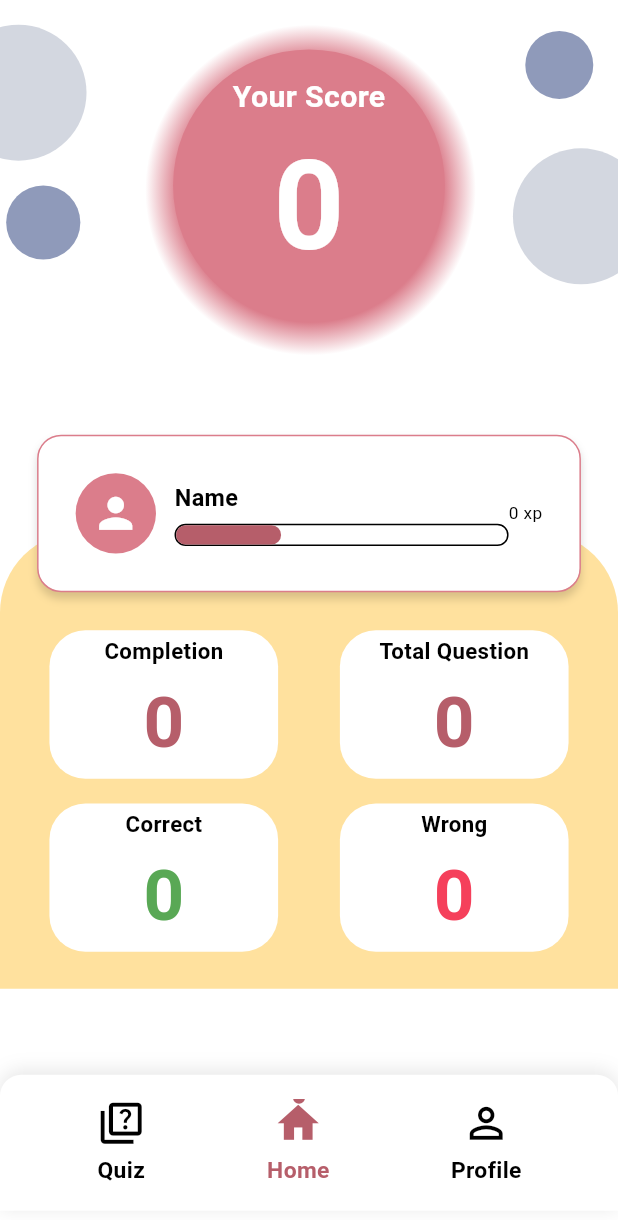
After one commit to rielyta/quibble, a Flutter app: the HomeScreen screen opened directly, on a phone screen of 412 x 824 dp. The commit adds this screen. Shown: the top 1220 px of the screen. Run offline on Flutter 3.47's test engine with Material 3 defaults, Android fonts, the phone set to English and light mode, and no system bars; Roboto replaces fonts that are missing (SF Pro).

Commit message:
home screen

```diff
--- a/lib/screen/enter_screen.dart
+++ b/lib/screen/enter_screen.dart
@@ -1,4 +1,5 @@
 import 'package:flutter/material.dart';
+import 'home_screen.dart';
 
 // Custom clipper for wave shape
 class WaveClipper extends CustomClipper<Path> {
@@ -249,11 +250,9 @@ class _EnterScreenState extends State<EnterScreen> {
                         onPressed: () {
                           if (_nameController.text.trim().isNotEmpty) {
                             // Navigate to quiz screen
-                            ScaffoldMessenger.of(context).showSnackBar(
-                              SnackBar(
-                                content: Text('Welcome, ${_nameController.text}!'),
-                                backgroundColor: const Color(0xFFEE7C9E),
-                              ),
+                            Navigator.pushReplacement(
+                              context,
+                              MaterialPageRoute(builder: (context) => const HomeScreen()),
                             );
                           } else {
                             ScaffoldMessenger.of(context).showSnackBar(
--- /dev/null
+++ b/lib/screen/home_screen.dart
@@ -0,0 +1,399 @@
+import 'package:flutter/material.dart';
+import '../widgets/navigation_bar.dart';
+
+class HomeScreen extends StatefulWidget {
+  const HomeScreen({super.key});
+
+  @override
+  State<HomeScreen> createState() => _HomeScreenState();
+}
+
+class _HomeScreenState extends State<HomeScreen> {
+  int _currentIndex = 1;
+  String userName = 'Name';
+
+  void _onNavTap(int index) {
+    setState(() {
+      _currentIndex = index;
+    });
+
+    switch (index) {
+      case 0:
+        debugPrint('Navigate to Quiz');
+        break;
+      case 1:
+        break;
+      case 2:
+        debugPrint('Navigate to Profile');
+        break;
+    }
+  }
+
+  @override
+  Widget build(BuildContext context) {
+    final screenWidth = MediaQuery.of(context).size.width;
+    final screenHeight = MediaQuery.of(context).size.height;
+
+    return Scaffold(
+      backgroundColor: Colors.white,
+      body: SafeArea(
+        child: Stack(
+          children: [
+            // Main Content
+            SingleChildScrollView(
+              child: Column(
+                children: [
+                  // Decorative circles background
+                  SizedBox(
+                    width: screenWidth,
+                    height: screenHeight * 0.35,
+                    child: Stack(
+                      children: [
+                        // Top left circle
+                        Positioned(
+                          left: -screenWidth * 0.08,
+                          top: screenHeight * 0.02,
+                          child: Container(
+                            width: screenWidth * 0.22,
+                            height: screenWidth * 0.22,
+                            decoration: const BoxDecoration(
+                              color: Color(0xFFD3D7E0),
+                              shape: BoxShape.circle,
+                            ),
+                          ),
+                        ),
+                        // Left middle circle
+                        Positioned(
+                          left: screenWidth * 0.01,
+                          top: screenHeight * 0.15,
+                          child: Container(
+                            width: screenWidth * 0.12,
+                            height: screenWidth * 0.12,
+                            decoration: const BoxDecoration(
+                              color: Color(0xFF8F9ABA),
+                              shape: BoxShape.circle,
+                            ),
+                          ),
+                        ),
+                        // Top right circle
+                        Positioned(
+                          right: screenWidth * 0.04,
+                          top: screenHeight * 0.025,
+                          child: Container(
+                            width: screenWidth * 0.11,
+                            height: screenWidth * 0.11,
+                            decoration: const BoxDecoration(
+                              color: Color(0xFF8F9ABA),
+                              shape: BoxShape.circle,
+                            ),
+                          ),
+                        ),
+                        // Right middle circle
+                        Positioned(
+                          right: -screenWidth * 0.05,
+                          top: screenHeight * 0.12,
+                          child: Container(
+                            width: screenWidth * 0.22,
+                            height: screenWidth * 0.22,
+                            decoration: const BoxDecoration(
+                              color: Color(0xFFD3D7E0),
+                              shape: BoxShape.circle,
+                            ),
+                          ),
+                        ),
+
+                        // Gradient background circle
+                        Positioned(
+                          left: screenWidth * 0.235,
+                          top: screenHeight * 0.02,
+                          child: Container(
+                            width: screenWidth * 0.535,
+                            height: screenWidth * 0.535,
+                            decoration: BoxDecoration(
+                              gradient: const RadialGradient(
+                                colors: [
+                                  Color(0xFFDB7D8B),
+                                  Color(0xFFFFFFFF),
+                                ],
+                                stops: [0.8, 1.0],
+                                center: Alignment.center,
+                                radius: 0.5,
+                              ),
+                              shape: BoxShape.circle,
+                            ),
+                          ),
+                        ),
+
+                        // Main score circle
+                        Positioned(
+                          left: screenWidth * 0.28,
+                          top: screenHeight * 0.04,
+                          child: Container(
+                            width: screenWidth * 0.44,
+                            height: screenWidth * 0.44,
+                            decoration: const BoxDecoration(
+                              color: Color(0xFFDB7D8B),
+                              shape: BoxShape.circle,
+                            ),
+                            child: Column(
+                              mainAxisAlignment: MainAxisAlignment.center,
+                              children: [
+                                Text(
+                                  'Your Score',
+                                  style: TextStyle(
+                                    color: Colors.white,
+                                    fontSize: screenWidth * 0.049,
+                                    fontFamily: 'SF Pro',
+                                    fontWeight: FontWeight.w700,
+                                  ),
+                                ),
+                                Text(
+                                  '0',
+                                  style: TextStyle(
+                                    color: Colors.white,
+                                    fontSize: screenWidth * 0.2,
+                                    fontFamily: 'SF Pro',
+                                    fontWeight: FontWeight.w700,
+                                  ),
+                                ),
+                              ],
+                            ),
+                          ),
+                        ),
+                      ],
+                    ),
+                  ),
+
+                  Stack(
+                    clipBehavior: Clip.none,
+                    children: [
+                      // Yellow stats container
+                      Positioned(
+                        top: screenHeight * 0.08,
+                        left: 0,
+                        right: 0,
+                        child: Container(
+                          width: screenWidth,
+                          padding: EdgeInsets.only(
+                            left: screenWidth * 0.08,
+                            right: screenWidth * 0.08,
+                            top: screenHeight * 0.08,
+                            bottom: screenHeight * 0.03,
+                          ),
+                          decoration: const BoxDecoration(
+                            color: Color(0xFFFFE19E),
+                            borderRadius: BorderRadius.vertical(
+                              top: Radius.circular(54),
+                            ),
+                          ),
+                          child: Column(
+                            children: [
+                              // First Row - Completion & Total Questions
+                              Row(
+                                mainAxisAlignment: MainAxisAlignment.spaceBetween,
+                                children: [
+                                  _buildStatCard(
+                                    label: 'Completion',
+                                    value: '0',
+                                    valueColor: const Color(0xFFB65E6A),
+                                    screenWidth: screenWidth,
+                                    screenHeight: screenHeight,
+                                  ),
+                                  _buildStatCard(
+                                    label: 'Total Question',
+                                    value: '0',
+                                    valueColor: const Color(0xFFB65E6A),
+                                    screenWidth: screenWidth,
+                                    screenHeight: screenHeight,
+                                  ),
+                                ],
+                              ),
+
+                              SizedBox(height: screenHeight * 0.02),
+
+                              // Second Row - Correct & Wrong
+                              Row(
+                                mainAxisAlignment: MainAxisAlignment.spaceBetween,
+                                children: [
+                                  _buildStatCard(
+                                    label: 'Correct',
+                                    value: '0',
+                                    valueColor: const Color(0xFF59A855),
+                                    screenWidth: screenWidth,
+                                    screenHeight: screenHeight,
+                                  ),
+                                  _buildStatCard(
+                                    label: 'Wrong',
+                                    value: '0',
+                                    valueColor: const Color(0xFFF5405B),
+                                    screenWidth: screenWidth,
+                                    screenHeight: screenHeight,
+                                  ),
+                                ],
+                              ),
+                            ],
+                          ),
+                        ),
+                      ),
+
+                      // Profile Card
+                      Padding(
+                        padding: EdgeInsets.symmetric(
+                          horizontal: screenWidth * 0.06,
+                          vertical: screenHeight * 0.0017,
+                        ),
+                        child: Container(
+                          width: double.infinity,
+                          padding: EdgeInsets.all(screenWidth * 0.06),
+                          decoration: BoxDecoration(
+                            color: Colors.white,
+                            border: Border.all(
+                              color: const Color(0xFFDB7D8B),
+                              width: 1,
+                            ),
+                            borderRadius: BorderRadius.circular(16),
+                            boxShadow: [
+                              BoxShadow(
+                                color: Colors.black.withValues(alpha: 0.15),
+                                blurRadius: 4,
+                                offset: const Offset(0, 4),
+                              ),
+                            ],
+                          ),
+                          child: Row(
+                            children: [
+                              // Avatar placeholder
+                              Container(
+                                width: screenWidth * 0.13,
+                                height: screenWidth * 0.13,
+                                decoration: BoxDecoration(
+                                  color: const Color(0xFFDB7D8B),
+                                  shape: BoxShape.circle,
+                                ),
+                                child: Icon(
+                                  Icons.person,
+                                  color: Colors.white,
+                                  size: screenWidth * 0.08,
+                                ),
+                              ),
+                              SizedBox(width: screenWidth * 0.03),
+                              // Name and progress
+                              Expanded(
+                                child: Column(
+                                  crossAxisAlignment: CrossAxisAlignment.start,
+                                  children: [
+                                    Text(
+                                      userName,
+                                      style: TextStyle(
+                                        color: Colors.black,
+                                        fontSize: screenWidth * 0.038,
+                                        fontFamily: 'SF Pro',
+                                        fontWeight: FontWeight.w700,
+                                      ),
+                                    ),
+                                    SizedBox(height: screenHeight * 0.008),
+                                    // Progress bar
+                                    Container(
+                                      height: screenHeight * 0.018,
+                                      decoration: BoxDecoration(
+                                        color: Colors.white,
+                                        border: Border.all(color: Colors.black, width: 1),
+                                        borderRadius: BorderRadius.circular(11),
+                                      ),
+                                      child: Row(
+                                        children: [
+                                          Container(
+                                            width: screenWidth * 0.17,
+                                            decoration: BoxDecoration(
+                                              color: const Color(0xFFB65E6A),
+                                              borderRadius: BorderRadius.circular(11),
+                                            ),
+                                          ),
+                                        ],
+                                      ),
+                                    ),
+                                  ],
+                                ),
+                              ),
+                              // XP Text
+                              Text(
+                                '0 xp',
+                                style: TextStyle(
+                                  color: Colors.black,
+                                  fontSize: screenWidth * 0.028,
+                                  fontFamily: 'SF Pro',
+                                  fontWeight: FontWeight.w400,
+                                ),
+                              ),
+                            ],
+                          ),
+                        ),
+                      ),
+                    ],
+                  ),
+
+
+            // Bottom padding untuk navigation bar
+            SizedBox(height: screenHeight * 0.5),
+          ],
+        ),
+      ),
+
+      // Bottom Navigation Bar
+      Positioned(
+        left: 0,
+        right: 0,
+        bottom: 1,
+        child: CustomNavigationBar(
+          currentIndex: _currentIndex,
+          onTap: _onNavTap,
+        ),
+      ),
+      ],
+    ),
+    ),
+    );
+  }
+
+  }
+
+  Widget _buildStatCard({
+    required String label,
+    required String value,
+    required Color valueColor,
+    required double screenWidth,
+    required double screenHeight,
+  }) {
+    return Container(
+      width: screenWidth * 0.37,
+      height: screenHeight * 0.12,
+      decoration: BoxDecoration(
+        color: Colors.white,
+        borderRadius: BorderRadius.circular(24),
+      ),
+      child: Column(
+        mainAxisAlignment: MainAxisAlignment.center,
+        children: [
+          Text(
+            label,
+            style: TextStyle(
+              color: Colors.black,
+              fontSize: screenWidth * 0.036,
+              fontFamily: 'SF Pro',
+              fontWeight: FontWeight.w700,
+            ),
+          ),
+          SizedBox(height: screenHeight * 0.005),
+          Text(
+            value,
+            style: TextStyle(
+              color: valueColor,
+              fontSize: screenWidth * 0.115,
+              fontFamily: 'SF Pro',
+              fontWeight: FontWeight.w700,
+            ),
+          ),
+        ],
+      ),
+    );
+  }
--- /dev/null
+++ b/lib/widgets/navigation_bar.dart
@@ -0,0 +1,135 @@
+import 'package:flutter/material.dart';
+
+class CustomNavigationBar extends StatelessWidget {
+  final int currentIndex;
+  final Function(int) onTap;
+
+  const CustomNavigationBar({
+    super.key,
+    required this.currentIndex,
+    required this.onTap,
+  });
+
+  @override
+  Widget build(BuildContext context) {
+    final screenWidth = MediaQuery.of(context).size.width;
+    final screenHeight = MediaQuery.of(context).size.height;
+
+    return Container(
+      width: screenWidth,
+      height: screenHeight * 0.11,
+      decoration: BoxDecoration(
+        color: Colors.white,
+        borderRadius: const BorderRadius.vertical(
+          top: Radius.circular(14),
+        ),
+        boxShadow: [
+          BoxShadow(
+            color: Colors.black.withValues(alpha: 0.1),
+            blurRadius: 10,
+            offset: const Offset(0, -2),
+          ),
+        ],
+      ),
+      child: Row(
+        mainAxisAlignment: MainAxisAlignment.spaceEvenly,
+        children: [
+          _buildNavItem(
+            context: context,
+            icon: Icons.quiz_outlined,
+            activeIcon: Icons.quiz,
+            label: 'Quiz',
+            index: 0,
+            screenWidth: screenWidth,
+            screenHeight: screenHeight,
+          ),
+          _buildNavItem(
+            context: context,
+            icon: Icons.home_outlined,
+            activeIcon: Icons.home,
+            label: 'Home',
+            index: 1,
+            screenWidth: screenWidth,
+            screenHeight: screenHeight,
+          ),
+          _buildNavItem(
+            context: context,
+            icon: Icons.person_outline,
+            activeIcon: Icons.person,
+            label: 'Profile',
+            index: 2,
+            screenWidth: screenWidth,
+            screenHeight: screenHeight,
+          ),
+        ],
+      ),
+    );
+  }
+
+  Widget _buildNavItem({
+    required BuildContext context,
+    required IconData icon,
+    required IconData activeIcon,
+    required String label,
+    required int index,
+    required double screenWidth,
+    required double screenHeight,
+  }) {
+    final isActive = currentIndex == index;
+
+    return GestureDetector(
+      onTap: () => onTap(index),
+      behavior: HitTestBehavior.opaque,
+      child: Container(
+        padding: EdgeInsets.symmetric(
+          horizontal: screenWidth * 0.04,
+          vertical: screenHeight * 0.01,
+        ),
+        child: Column(
+          mainAxisAlignment: MainAxisAlignment.center,
+          mainAxisSize: MainAxisSize.min,
+          children: [
+            Stack(
+              alignment: Alignment.topRight,
+              children: [
+                Icon(
+                  isActive ? activeIcon : icon,
+                  color: isActive
+                      ? const Color(0xFFB65E6A)
+                      : Colors.black,
+                  size: screenWidth * 0.08,
+                ),
+                // Dot indicator for active item
+                if (isActive)
+                  Positioned(
+                    top: -5,
+                    right: 12,
+                    child: Container(
+                      width: 8,
+                      height: 9,
+                      decoration: const BoxDecoration(
+                        color: Color(0xFFB65E6A),
+                        shape: BoxShape.circle,
+                      ),
+                    ),
+                  ),
+              ],
+            ),
+            SizedBox(height: screenHeight * 0.005),
+            Text(
+              label,
+              style: TextStyle(
+                color: isActive
+                    ? const Color(0xFFB65E6A)
+                    : Colors.black,
+                fontSize: screenWidth * 0.037,
+                fontFamily: 'SF Pro',
+                fontWeight: FontWeight.w700,
+              ),
+            ),
+          ],
+        ),
+      ),
+    );
+  }
+}
```
